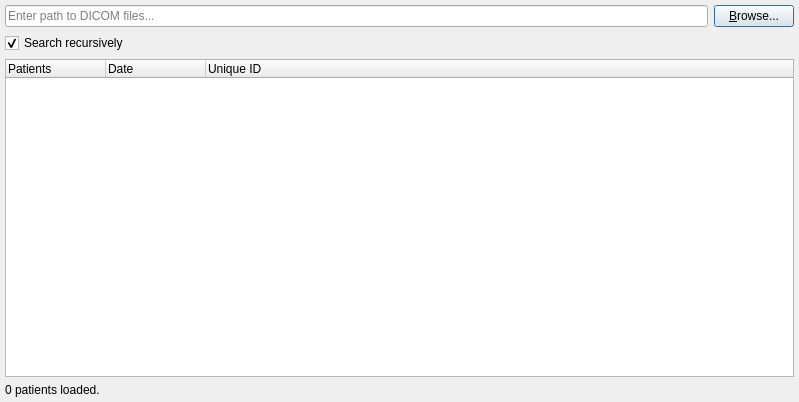
This is ui/patientexplorerwidget.ui in ekamperi/dicomviewer as Qt 5 draws it before an edit. The edited form follows.
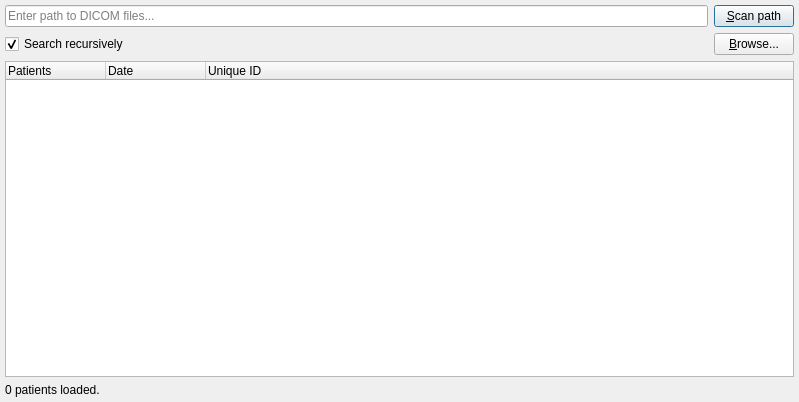
This is the edited form.

What changed in the file:
```diff
--- a/ui/patientexplorerwidget.ui
+++ b/ui/patientexplorerwidget.ui
@@ -51,22 +51,6 @@
        </item>
       </layout>
      </item>
-     <item row="0" column="1">
-      <widget class="QPushButton" name="btnBrowse">
-       <property name="autoFillBackground">
-        <bool>false</bool>
-       </property>
-       <property name="text">
-        <string>&amp;Browse...</string>
-       </property>
-       <property name="default">
-        <bool>true</bool>
-       </property>
-       <property name="flat">
-        <bool>false</bool>
-       </property>
-      </widget>
-     </item>
      <item row="1" column="0">
       <widget class="QCheckBox" name="ckbSearchRecursively">
        <property name="statusTip">
@@ -147,6 +131,32 @@
        </column>
       </widget>
      </item>
+     <item row="1" column="1">
+      <widget class="QPushButton" name="btnBrowse">
+       <property name="autoFillBackground">
+        <bool>false</bool>
+       </property>
+       <property name="text">
+        <string>&amp;Browse...</string>
+       </property>
+       <property name="default">
+        <bool>false</bool>
+       </property>
+       <property name="flat">
+        <bool>false</bool>
+       </property>
+      </widget>
+     </item>
+     <item row="0" column="1">
+      <widget class="QPushButton" name="btnScan">
+       <property name="text">
+        <string>&amp;Scan path</string>
+       </property>
+       <property name="default">
+        <bool>true</bool>
+       </property>
+      </widget>
+     </item>
     </layout>
    </item>
    <item row="1" column="0">
```
Left out of the diff: 7 changed lines with no effect on the pictures.
